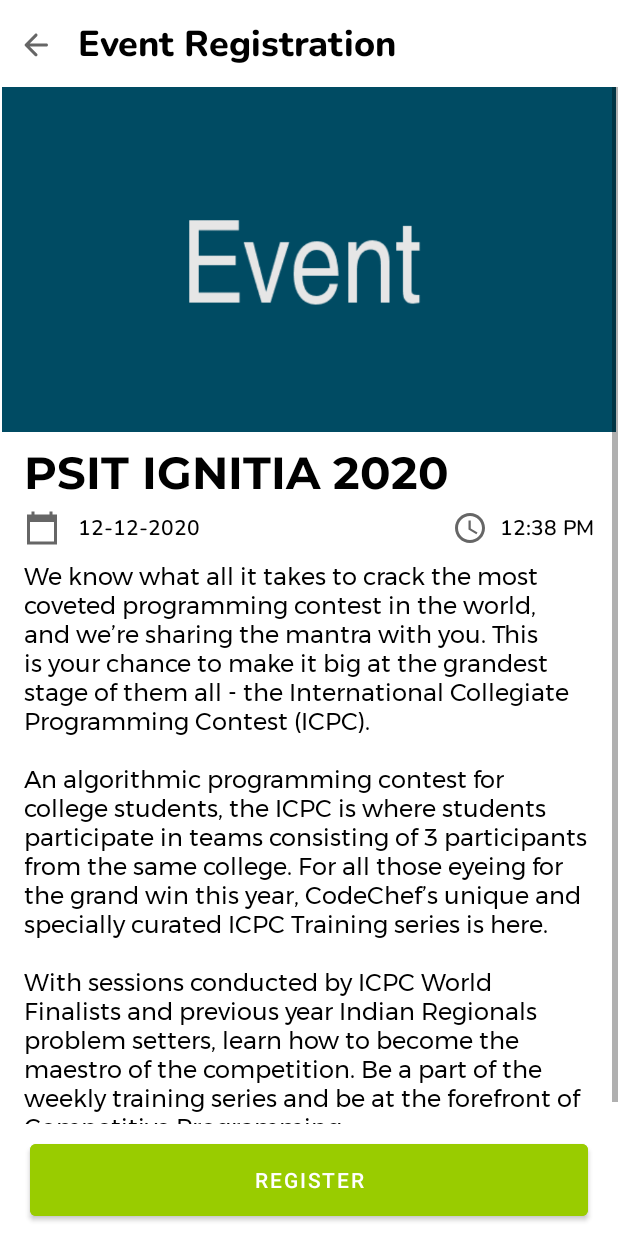
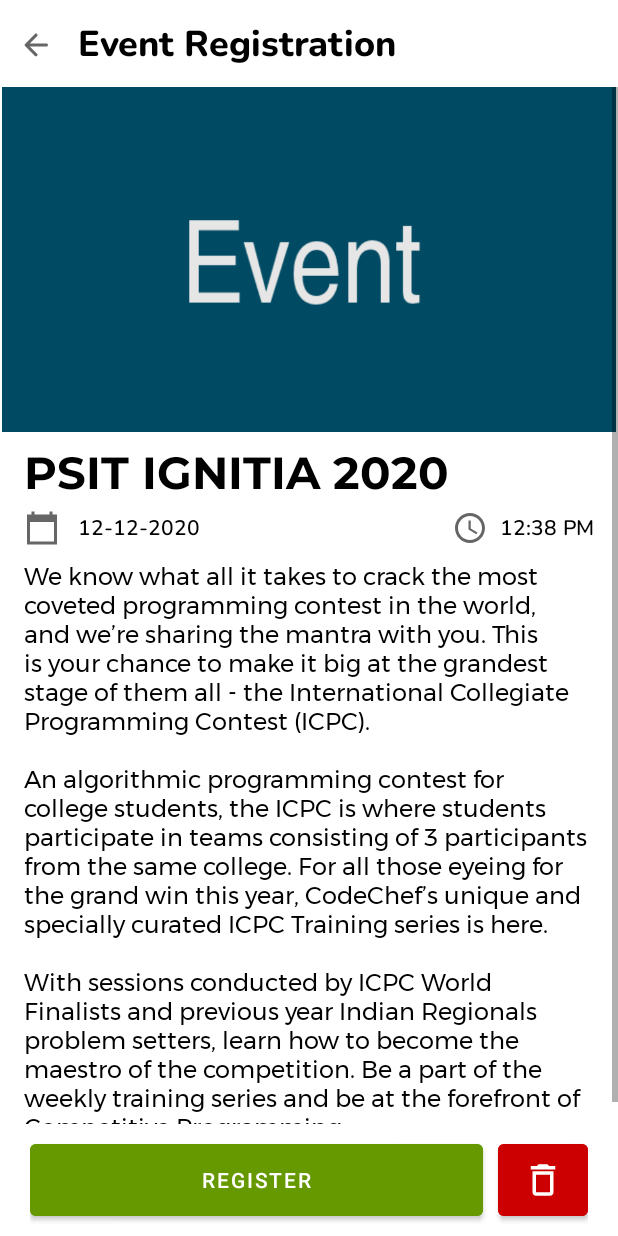
Before and after one commit to ritikkanotra/eventauth-android, an Android app: the layout activity_event_registration.xml on its own in the app's theme, with its tools: preview values and no code run, on a phone screen of 412 x 824 dp. Run offline under Robolectric (Android 15) with nearby library versions, the light colour scheme and no system bars; Roboto replaces fonts that are not available here.

Commit message:
add event delete option

```diff
--- a/app/build.gradle
+++ b/app/build.gradle
@@ -43,6 +43,7 @@
     implementation 'androidx.constraintlayout:constraintlayout:2.0.4'
     implementation 'com.google.firebase:firebase-database:19.5.1'
     implementation 'com.google.firebase:firebase-storage:19.2.0'
+    implementation 'org.jetbrains:annotations:15.0'
     testImplementation 'junit:junit:4.13.1'
     androidTestImplementation 'androidx.test.ext:junit:1.1.2'
     androidTestImplementation 'androidx.test.espresso:espresso-core:3.3.0'
--- a/app/src/main/java/com/appodex/eventauth/MainActivity.java
+++ b/app/src/main/java/com/appodex/eventauth/MainActivity.java
@@ -29,6 +29,7 @@
 
 import com.bumptech.glide.Glide;
 import com.google.android.material.bottomnavigation.BottomNavigationView;
+import com.google.firebase.BuildConfig;
 import com.google.firebase.auth.FirebaseAuth;
 import com.google.firebase.database.DataSnapshot;
 import com.google.firebase.database.DatabaseError;
--- /dev/null
+++ b/app/src/main/res/drawable/ic_baseline_delete_outline_24.xml
@@ -0,0 +1,5 @@
+<vector android:height="24dp" android:tint="#FFFFFF"
+    android:viewportHeight="24" android:viewportWidth="24"
+    android:width="24dp" xmlns:android="http://schemas.android.com/apk/res/android">
+    <path android:fillColor="@android:color/white" android:pathData="M6,19c0,1.1 0.9,2 2,2h8c1.1,0 2,-0.9 2,-2L18,7L6,7v12zM8,9h8v10L8,19L8,9zM15.5,4l-1,-1h-5l-1,1L5,4v2h14L19,4z"/>
+</vector>
--- a/app/src/main/res/layout/activity_event_registration.xml
+++ b/app/src/main/res/layout/activity_event_registration.xml
@@ -164,19 +164,37 @@
 
 
     <RelativeLayout
+        android:paddingHorizontal="20dp"
         android:id="@+id/btn_frame"
         android:layout_alignParentBottom="true"
         android:layout_width="match_parent"
         android:layout_height="wrap_content">
 
         <com.google.android.material.button.MaterialButton
-            android:layout_marginHorizontal="20dp"
             android:layout_marginVertical="7dp"
             android:id="@+id/action_btn"
             android:text="@string/register"
-            android:backgroundTint="@android:color/holo_green_light"
+            android:textColor="@android:color/white"
+            android:layout_toLeftOf="@id/del_event_btn"
+            android:backgroundTint="@android:color/holo_green_dark"
             android:layout_width="match_parent"
             android:layout_height="60dp"/>
+
+        <com.google.android.material.button.MaterialButton
+            android:layout_marginStart="10dp"
+            app:icon="@drawable/ic_baseline_delete_outline_24"
+            app:iconSize="28dp"
+            app:iconTint="@android:color/white"
+            android:backgroundTint="@android:color/holo_red_dark"
+            android:id="@+id/del_event_btn"
+            android:layout_alignParentEnd="true"
+            android:layout_marginVertical="7dp"
+            android:layout_width="60dp"
+            android:layout_height="60dp">
+
+
+
+        </com.google.android.material.button.MaterialButton>
 
         <ProgressBar
             android:id="@+id/pb_action_btn"
```
Also changed, not shown: app/src/main/java/com/appodex/eventauth/DashboardFragment.java (+10 -2 lines), app/src/main/java/com/appodex/eventauth/EventRegistrationActivity.java (+73 -1 lines).
